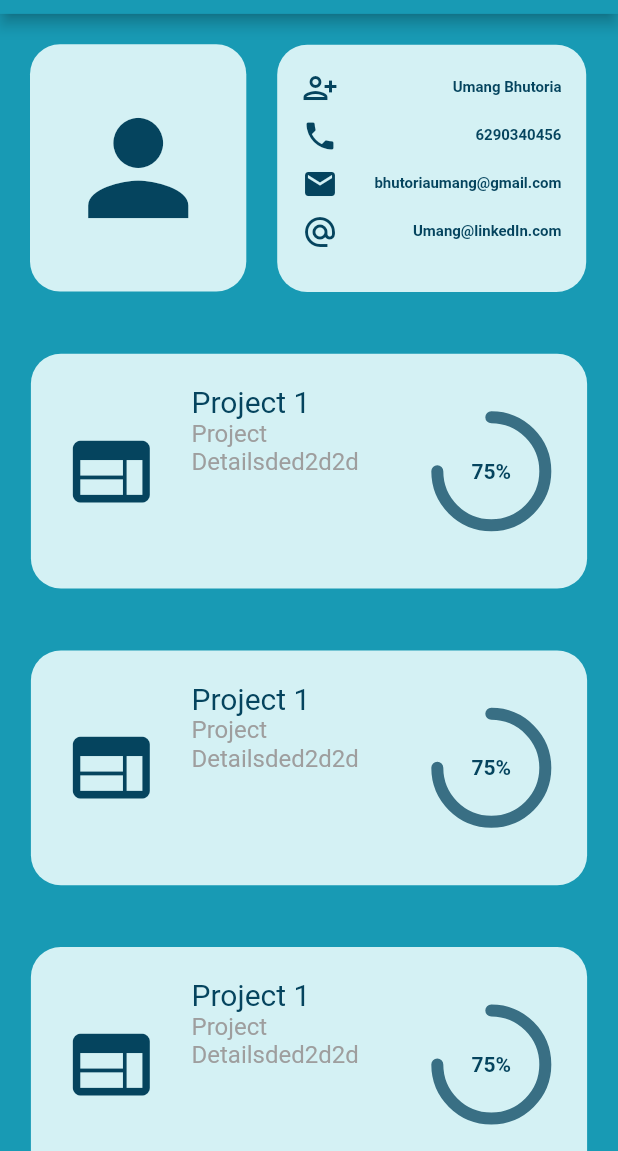
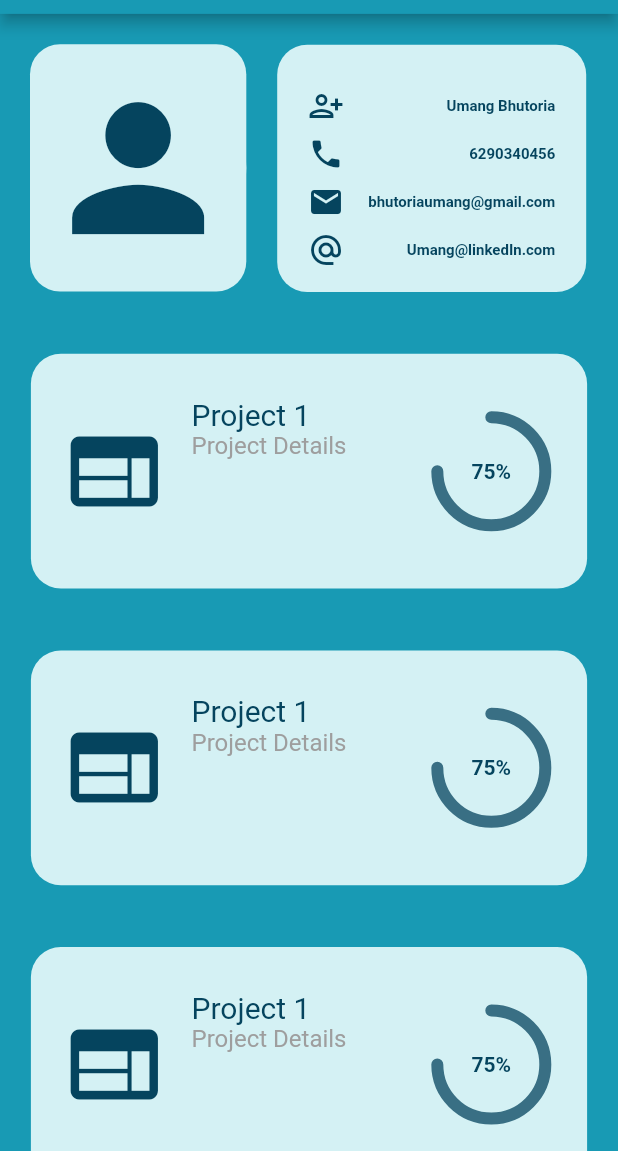
Before and after one commit to bhutoriaumang/FlutterPrody, a Flutter app: the screen it shows once a user with an empty profile is signed in, on a phone screen of 412 x 824 dp, the part 85-1236 px from its top. Run offline on Flutter 3.47's test engine with Material 2 defaults, Android fonts, the phone set to English and light mode, and no system bars; drawn by our look-alikes of percent_indicator; our stand-ins replace firebase_auth, firebase_core, fl_chart; accounts and stored records are empty.

Commit message:
Fixed some alignment issues

```diff
--- a/lib/ui/personalinfo.dart
+++ b/lib/ui/personalinfo.dart
@@ -2,7 +2,6 @@ import 'package:flutter/material.dart';
 import 'package:prody/shared/constants.dart';
 
 class PersonalInfo extends StatelessWidget {
-
   @override
   Widget build(BuildContext context) {
     return Row(
@@ -19,22 +18,26 @@ class PersonalInfo extends StatelessWidget {
               child: Icon(
                 Icons.person,
                 color: primarycolor,
-                size: 100,
+                size: MediaQuery.of(context).size.height * 0.16,
               ),
-              radius: 50,
+              radius: MediaQuery.of(context).size.width * 0.35,
               backgroundColor: tertiarycolor,
             )),
           ),
         ),
         Padding(
-          padding: EdgeInsets.only(top: MediaQuery.of(context).size.width * 0.05, left: MediaQuery.of(context).size.width * 0.05),
+          padding: EdgeInsets.only(
+              top: MediaQuery.of(context).size.width * 0.05,
+              left: MediaQuery.of(context).size.width * 0.05),
           child: Container(
             height: MediaQuery.of(context).size.height * 0.2,
             width: MediaQuery.of(context).size.width * 0.5,
             decoration: BoxDecoration(
                 color: tertiarycolor, borderRadius: BorderRadius.circular(20)),
             child: Padding(
-              padding: EdgeInsets.all(MediaQuery.of(context).size.width * 0.04),
+              padding: EdgeInsets.symmetric(
+                  vertical: MediaQuery.of(context).size.width * 0.07,
+                  horizontal: MediaQuery.of(context).size.width * 0.05),
               child: Column(
                 crossAxisAlignment: CrossAxisAlignment.start,
                 children: [
--- a/lib/ui/projectlist.dart
+++ b/lib/ui/projectlist.dart
@@ -21,7 +21,8 @@ class ProjectList extends StatelessWidget {
           );
         } else {
           return Padding(
-            padding: EdgeInsets.only(bottom: MediaQuery.of(context).size.width * 0.05),
+            padding: EdgeInsets.only(
+                bottom: MediaQuery.of(context).size.width * 0.05),
             child: PersonalInfo(),
           );
         }
@@ -77,10 +78,8 @@ Route createRoute() {
 }
 
 class ProjectCard extends StatelessWidget {
-
   @override
   Widget build(BuildContext context) {
-
     return Container(
       width: MediaQuery.of(context).size.width,
       height: MediaQuery.of(context).size.width * 0.38,
@@ -95,13 +94,16 @@ class ProjectCard extends StatelessWidget {
                 child: Icon(
                   Icons.web,
                   color: primarycolor,
-                  size: MediaQuery.of(context).size.width * 0.15,
+                  size: MediaQuery.of(context).size.width * 0.17,
                 ),
               ),
               Expanded(
                 flex: 3,
                 child: Padding(
-                  padding: EdgeInsets.only(left: MediaQuery.of(context).size.width * 0.05, right: MediaQuery.of(context).size.width * 0.15),
+                  padding: EdgeInsets.only(
+                      left: MediaQuery.of(context).size.width * 0.05,
+                      right: MediaQuery.of(context).size.width * 0.15,
+                      top: MediaQuery.of(context).size.height * 0.01),
                   child: Column(
                     crossAxisAlignment: CrossAxisAlignment.start,
                     children: [
@@ -113,22 +115,23 @@ class ProjectCard extends StatelessWidget {
                           fontSize: 20,
                         ),
                       ),
-                      Text("Project Detailsded2d2d\n\n\newk\nn",
+                      Text(
+                        "Project Details",
                         maxLines: 4,
                         style: TextStyle(
                           fontSize: 16,
                           color: Colors.grey,
                         ),
                       ),
-
                     ],
                   ),
                 ),
               ),
               Expanded(
                 child: PieChart2(
-                completed: 0.75,
-              ),)
+                  completed: 0.75,
+                ),
+              )
             ],
           ),
         ),
```
Also changed, not shown: lib/ui/authenticate/signin.dart (+8 -3 lines).
